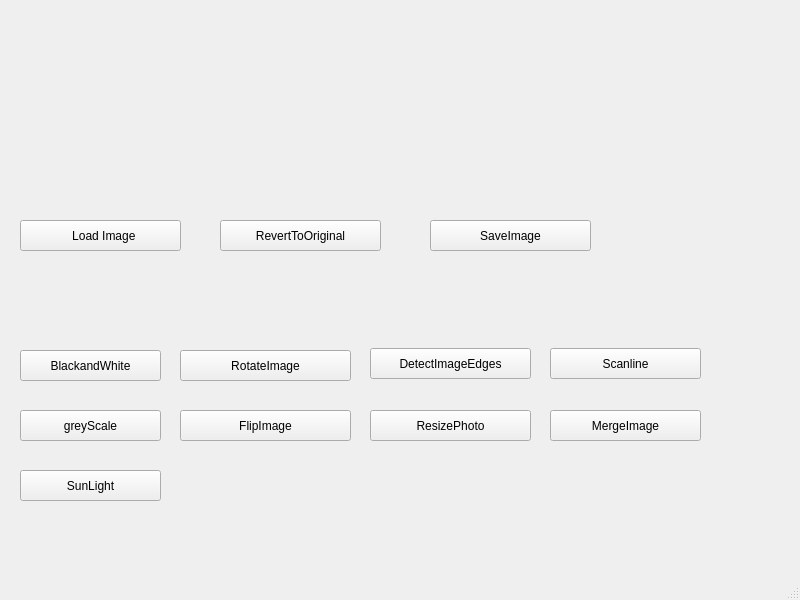
Old version of the form mainwindow.ui in the repository nouranragy/Assignment1-ImageFilters.
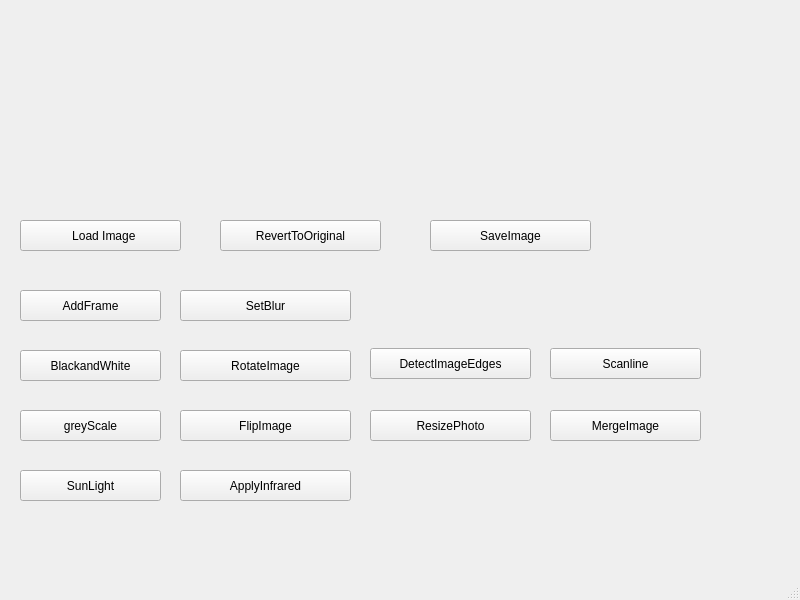
New version of the form.

Patch:
```diff
--- a/mainwindow.ui
+++ b/mainwindow.ui
@@ -202,6 +202,45 @@
      <string>RevertToOriginal</string>
     </property>
    </widget>
+   <widget class="QPushButton" name="addFrame">
+    <property name="geometry">
+     <rect>
+      <x>20</x>
+      <y>290</y>
+      <width>141</width>
+      <height>31</height>
+     </rect>
+    </property>
+    <property name="text">
+     <string>AddFrame</string>
+    </property>
+   </widget>
+   <widget class="QPushButton" name="applyInfrared">
+    <property name="geometry">
+     <rect>
+      <x>180</x>
+      <y>470</y>
+      <width>171</width>
+      <height>31</height>
+     </rect>
+    </property>
+    <property name="text">
+     <string>ApplyInfrared</string>
+    </property>
+   </widget>
+   <widget class="QPushButton" name="setBlur">
+    <property name="geometry">
+     <rect>
+      <x>180</x>
+      <y>290</y>
+      <width>171</width>
+      <height>31</height>
+     </rect>
+    </property>
+    <property name="text">
+     <string>SetBlur</string>
+    </property>
+   </widget>
   </widget>
   <widget class="QMenuBar" name="menubar">
    <property name="geometry">
```
